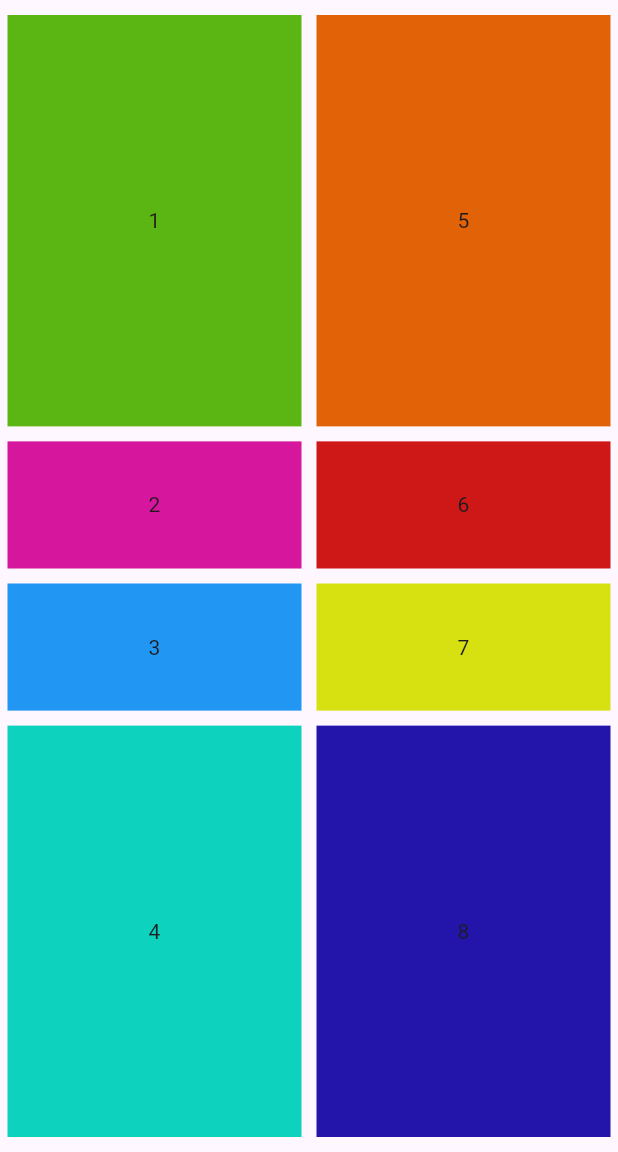
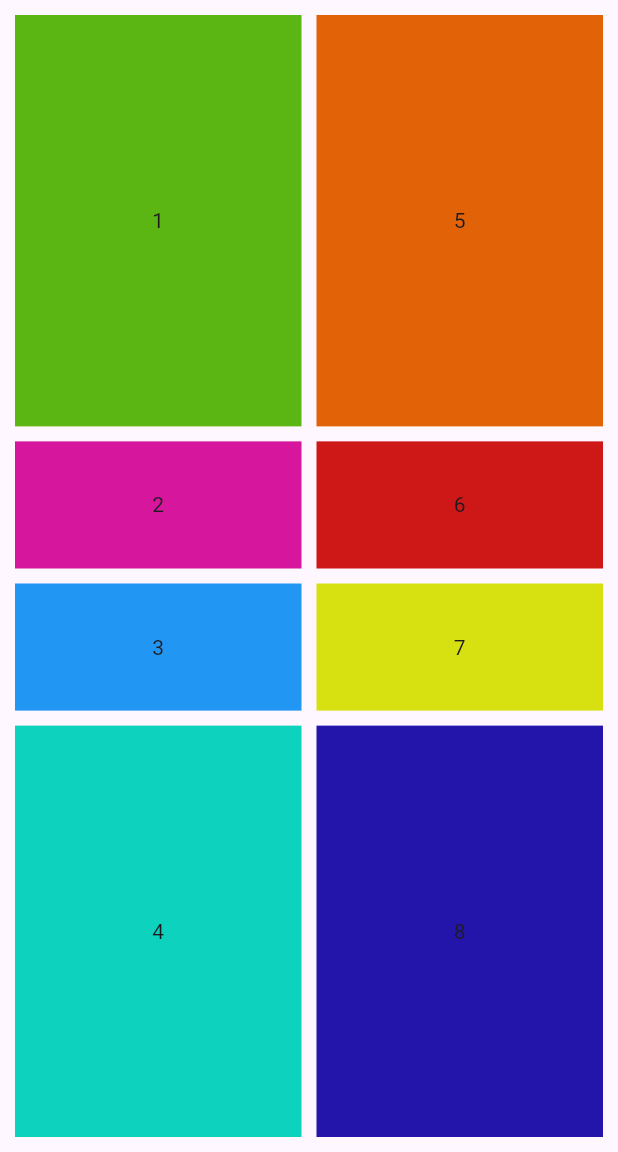
Before and after one commit to lolopindik/flutter_closet, a Flutter app: the screen it shows after launch, on a phone screen of 412 x 824 dp, the part 84-1236 px from its top. Run offline on Flutter 3.47's test engine with Material 3 defaults, Android fonts, the phone set to English and light mode, and no system bars.

Commit message:
added a horintal padding

```diff
--- a/lib/main.dart
+++ b/lib/main.dart
@@ -31,7 +31,7 @@ class MyHomePage extends StatelessWidget {
         centerTitle: true,
       ),
       body: Padding(
-        padding: const EdgeInsets.symmetric(vertical: 5),
+        padding: const EdgeInsets.symmetric(vertical: 5, horizontal: 5),
         child: Row(
           children: <Widget>[
             Expanded(
```
